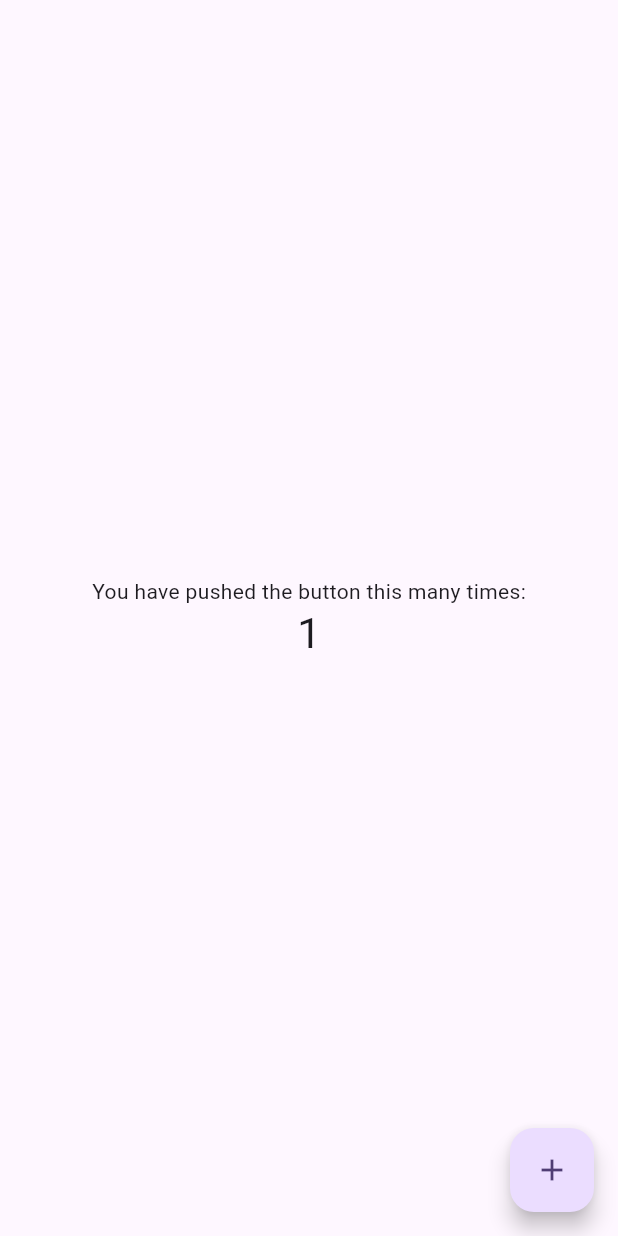
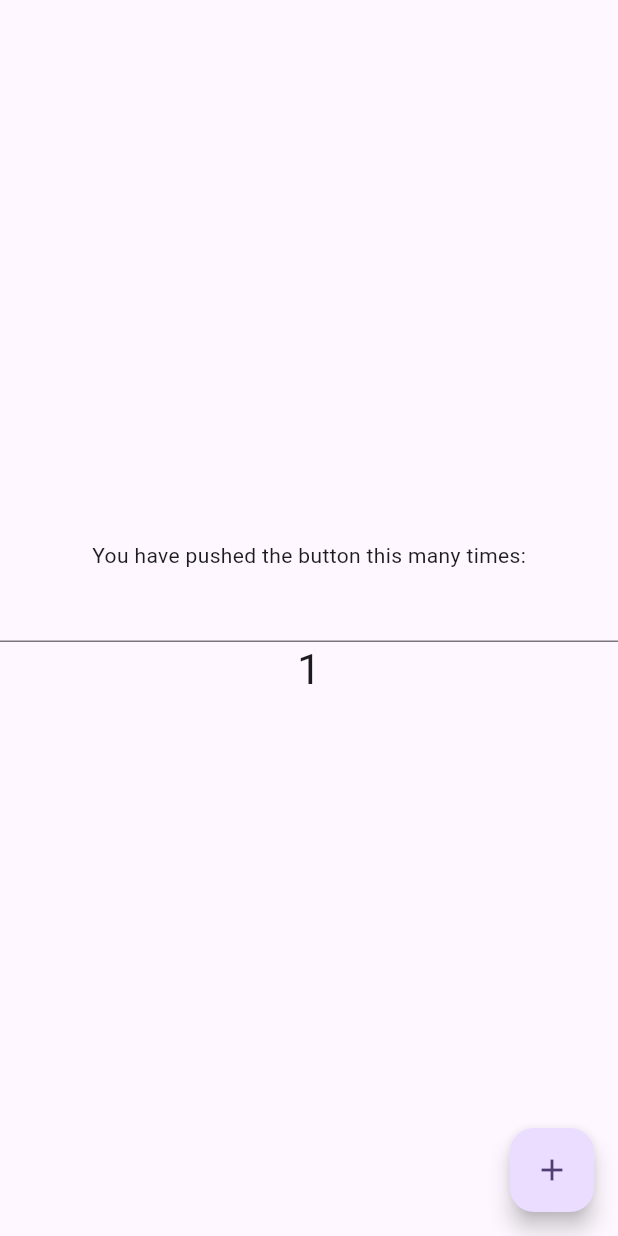
Before and after one commit to ParadornR/google_map_test, a Flutter app: the screen it shows after launch, after a tap on the "add" icon, on a phone screen of 412 x 824 dp. Run offline on Flutter 3.47's test engine with Material 3 defaults, Android fonts, the phone set to English and light mode, and no system bars; our stand-ins replace get.

Commit message:
[mix]"cancel GPS"

```diff
--- a/lib/app/ui/home/home.dart
+++ b/lib/app/ui/home/home.dart
@@ -14,6 +14,7 @@ class Home extends StatelessWidget {
           mainAxisAlignment: MainAxisAlignment.center,
           children: <Widget>[
             const Text('You have pushed the button this many times:'),
+            TextField(),
             Obx(
               () => Text(
                 controller.counter.toString(),
--- a/lib/app/ui/home/home_controller.dart
+++ b/lib/app/ui/home/home_controller.dart
@@ -1,15 +1,12 @@
-import 'dart:developer';
 
-import 'package:geolocator/geolocator.dart';
 import 'package:get/get_rx/get_rx.dart';
 import 'package:get/get_state_manager/src/simple/get_controllers.dart';
 
 class HomeController extends GetxController {
-  @override
-  void onInit() {
-    showCurrentLocation();
-    super.onInit();
-  }
+  // @override
+  // void onInit() {
+  //   super.onInit();
+  // }
 
   var counter = 0.obs;
   void incrementCounter() {
@@ -17,52 +14,5 @@ class HomeController extends GetxController {
     update();
   }
 
-  void showCurrentLocation() async {
-    try {
-      Position position = await getCurrentLocation();
-      log(
-        '[ตำแหน่งของคุณ]: latitude: ${position.latitude}, longitude: ${position.longitude}',
-      );
-    } catch (e) {
-      log('[เกิดข้อผิดพลาด]: $e');
-    }
-  }
 
-  Future<Position> getCurrentLocation() async {
-    bool serviceEnabled;
-    LocationPermission permission;
-
-    // Test if location services are enabled.
-    serviceEnabled = await Geolocator.isLocationServiceEnabled();
-    if (!serviceEnabled) {
-      // Location services are not enabled don't continue
-      // accessing the position and request users of the
-      // App to enable the location services.
-      return Future.error('Location services are disabled.');
-    }
-
-    permission = await Geolocator.checkPermission();
-    if (permission == LocationPermission.denied) {
-      permission = await Geolocator.requestPermission();
-      if (permission == LocationPermission.denied) {
-        // Permissions are denied, next time you could try
-        // requesting permissions again (this is also where
-        // Android's shouldShowRequestPermissionRationale
-        // returned true. According to Android guidelines
-        // your App should show an explanatory UI now.
-        return Future.error('Location permissions are denied');
-      }
-    }
-
-    if (permission == LocationPermission.deniedForever) {
-      // Permissions are denied forever, handle appropriately.
-      return Future.error(
-        'Location permissions are permanently denied, we cannot request permissions.',
-      );
-    }
-
-    // When we reach here, permissions are granted and we can
-    // continue accessing the position of the device.
-    return await Geolocator.getCurrentPosition();
-  }
 }
--- a/pubspec.yaml
+++ b/pubspec.yaml
@@ -35,7 +35,6 @@ dependencies:
   # Use with the CupertinoIcons class for iOS style icons.
   cupertino_icons: ^1.0.8
   get: ^4.7.2
-  geolocator: ^14.0.0
 
 dev_dependencies:
   flutter_test:
```
Also changed, not shown: pubspec.lock, 4 other files.
